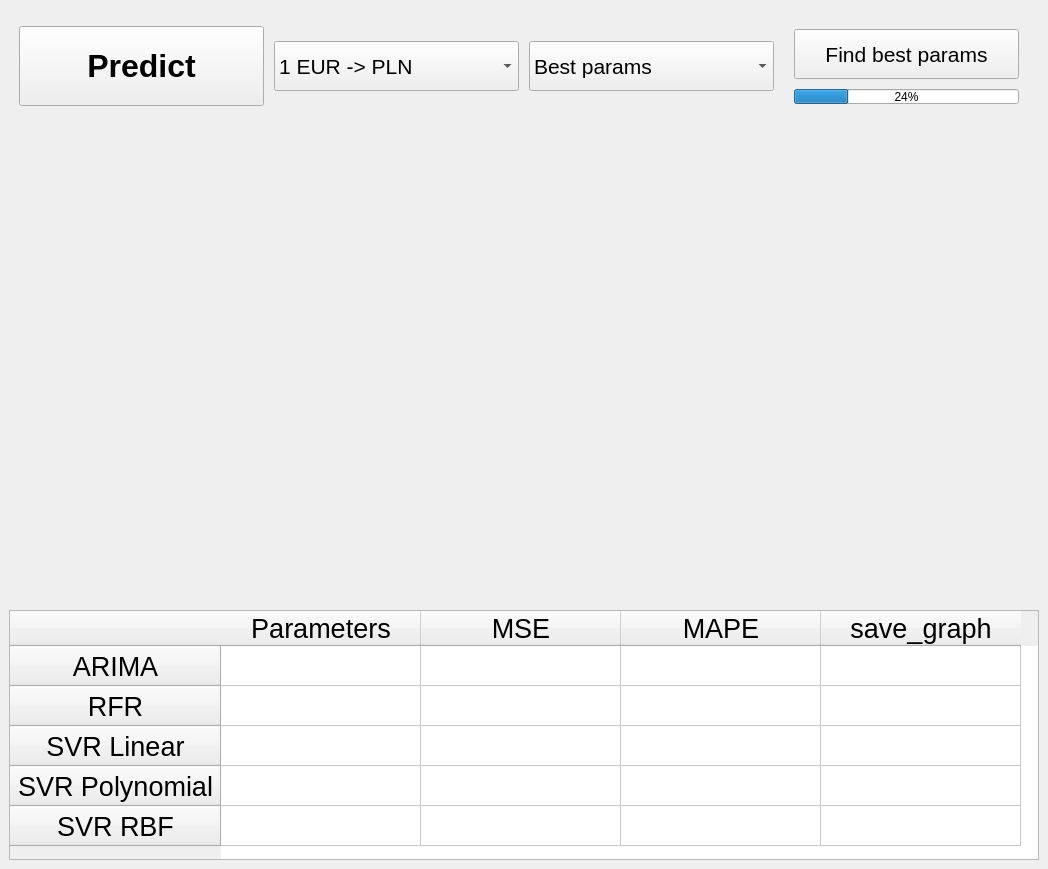
This is UI.ui in bielak17/Currency_predictions as Qt 5 draws it before an edit. The edited form follows.
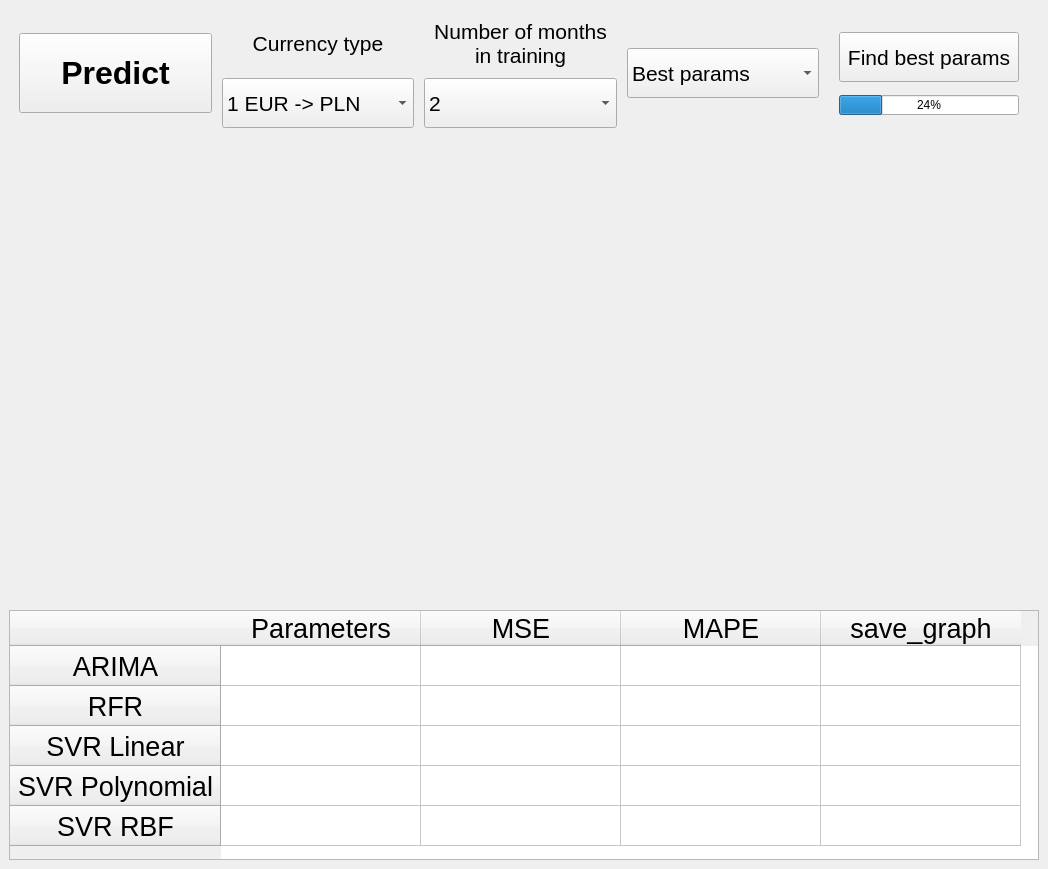
This is the edited form.

Commit message: Added different months of training and best params file

Diff of the .ui file:
```diff
--- a/UI.ui
+++ b/UI.ui
@@ -16,7 +16,7 @@
   <widget class="QWidget" name="centralwidget">
    <layout class="QVBoxLayout" name="verticalLayout">
     <item>
-     <layout class="QHBoxLayout" name="horizontalLayout" stretch="0,0,0,0">
+     <layout class="QHBoxLayout" name="horizontalLayout" stretch="0,0,0,0,0">
       <property name="spacing">
        <number>10</number>
       </property>
@@ -64,6 +64,24 @@
        </widget>
       </item>
       <item>
+       <layout class="QVBoxLayout" name="verticalLayout_3">
+        <item>
+         <widget class="QLabel" name="Data_label">
+          <property name="font">
+           <font>
+            <family>Arial</family>
+            <pointsize>16</pointsize>
+           </font>
+          </property>
+          <property name="text">
+           <string>Currency type</string>
+          </property>
+          <property name="alignment">
+           <set>Qt::AlignCenter</set>
+          </property>
+         </widget>
+        </item>
+        <item>
        <widget class="QComboBox" name="Data_choose">
         <property name="minimumSize">
          <size>
@@ -109,6 +127,83 @@
          </property>
         </item>
        </widget>
+        </item>
+       </layout>
+      </item>
+      <item>
+       <layout class="QVBoxLayout" name="verticalLayout_4">
+        <item>
+         <widget class="QLabel" name="Month_label">
+          <property name="font">
+           <font>
+            <family>Arial</family>
+            <pointsize>16</pointsize>
+            <kerning>false</kerning>
+           </font>
+          </property>
+          <property name="text">
+           <string>Number of months
+in training</string>
+          </property>
+          <property name="scaledContents">
+           <bool>false</bool>
+          </property>
+          <property name="alignment">
+           <set>Qt::AlignCenter</set>
+          </property>
+         </widget>
+        </item>
+        <item>
+         <widget class="QComboBox" name="Month_choose">
+          <property name="minimumSize">
+           <size>
+            <width>50</width>
+            <height>50</height>
+           </size>
+          </property>
+          <property name="maximumSize">
+           <size>
+            <width>16777215</width>
+            <height>16777215</height>
+           </size>
+          </property>
+          <property name="font">
+           <font>
+            <family>Arial</family>
+            <pointsize>16</pointsize>
+           </font>
+          </property>
+          <property name="sizeAdjustPolicy">
+           <enum>QComboBox::AdjustToContentsOnFirstShow</enum>
+          </property>
+          <item>
+           <property name="text">
+            <string>2</string>
+           </property>
+          </item>
+          <item>
+           <property name="text">
+            <string>4</string>
+           </property>
+          </item>
+          <item>
+           <property name="text">
+            <string>6</string>
+           </property>
+          </item>
+          <item>
+           <property name="text">
+            <string>8</string>
+           </property>
+          </item>
+          <item>
+           <property name="text">
+            <string>10</string>
+           </property>
+          </item>
+         </widget>
+        </item>
+       </layout>
       </item>
       <item>
        <widget class="QComboBox" name="Params_choose">
```
Lines whose indentation alone changed are shown as unchanged. The commit also changes 4 other files.
